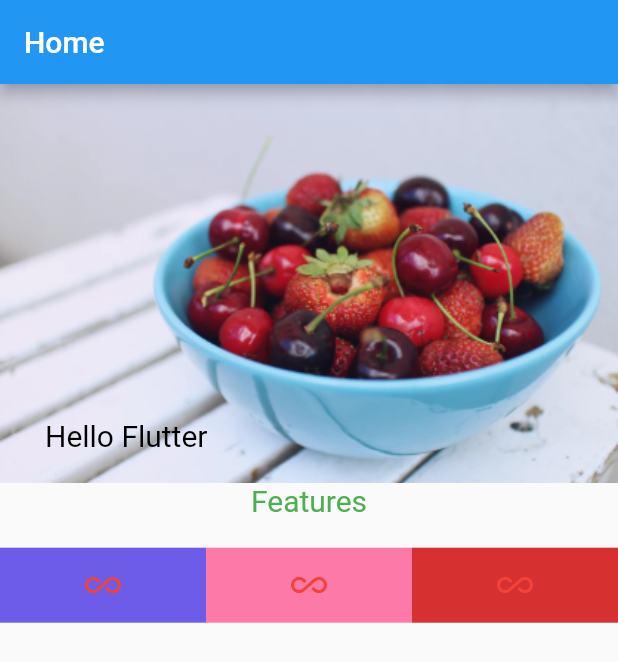
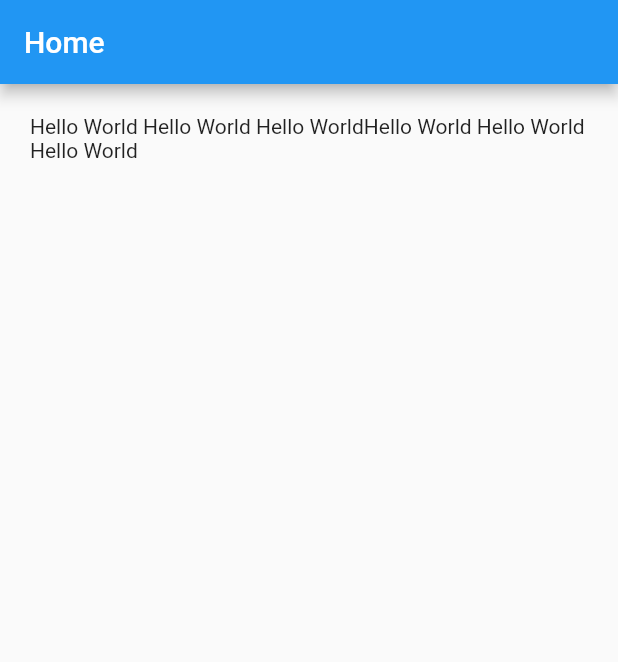
Before and after one commit to aip777/flutter, a Flutter app: the screen it shows after launch, on a phone screen of 412 x 824 dp. Shown: the top 662 px of the screen. Run offline on Flutter 3.47's test engine with Material 2 defaults, Android fonts, the phone set to English and light mode, and no system bars.

```diff
--- a/lib/main.dart
+++ b/lib/main.dart
@@ -18,24 +18,15 @@ class HomePage extends StatelessWidget{
         appBar: new AppBar(title: new Text('Home')),
         body: Column(
           children: <Widget>[
-            Stack(
-              children: <Widget>[
-                Image.asset('assets/images/image1.png'),
-                Positioned(
-                  bottom: 20,
-                  left: 30,
-                  child: Text("Hello Flutter", style: TextStyle(color: Colors.black, fontSize: 20),),
-                )
-              ],
-            ) ,// end stack
-            Text("Features", style: TextStyle(color: Colors.green, fontSize: 20),),
-            SizedBox(height: 20,),
-            Row(
-              children: <Widget>[
-                _rowCell('#6c5ce7'),
-                _rowCell('#fd79a8'),
-                _rowCell("#d63031"),
-            ],)
+            Container(
+              height: 100,
+              padding: EdgeInsets.all(20),
+              child: ListView(
+                children: <Widget>[
+                  Text(_helloWorld+_helloWorld),
+                ],
+              ),
+            )
           ],
         )
       ); // end Scaffold
```
